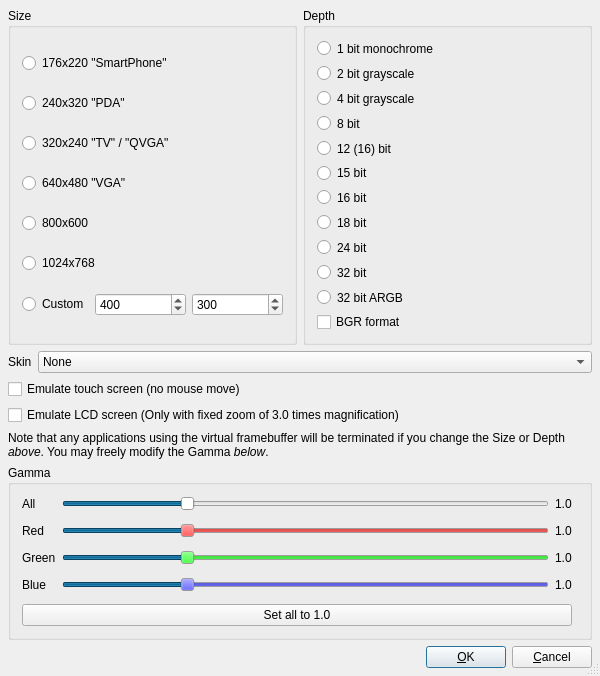
This is tools/qvfb/config.ui in SymbianSource/oss.FCL.sf.mw.qt as Qt 5 draws it before an edit. The edited form follows.
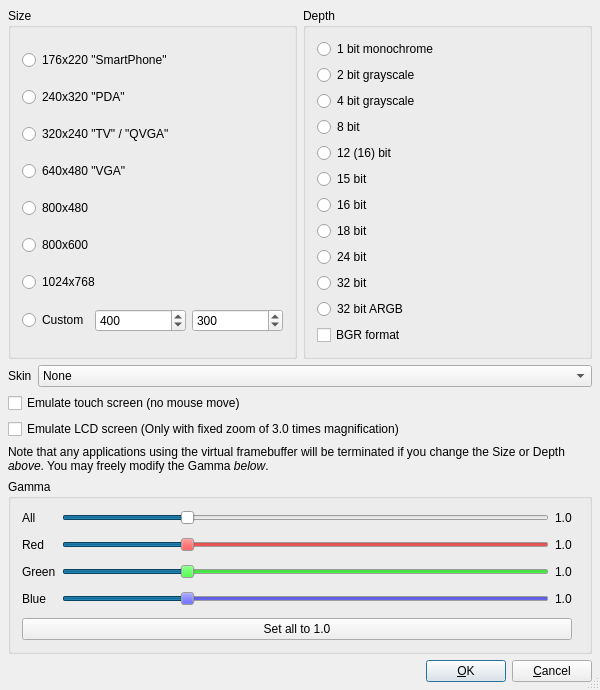
This is the edited form. Custom widgets are drawn as their Qt base class.

The edit to the form file:
```diff
--- a/tools/qvfb/config.ui
+++ b/tools/qvfb/config.ui
@@ -47,7 +47,7 @@
     <x>0</x>
     <y>0</y>
     <width>600</width>
-    <height>665</height>
+    <height>690</height>
    </rect>
   </property>
   <property name="windowTitle">
@@ -117,6 +117,13 @@
           </property>
          </widget>
         </item>
+        <item>
+         <widget class="QRadioButton" name="size_800_480">
+          <property name="text">
+           <string>800x480</string>
+          </property>
+         </widget>
+        </item>
         <item>
          <widget class="QRadioButton" name="size_800_600">
           <property name="text">
```
